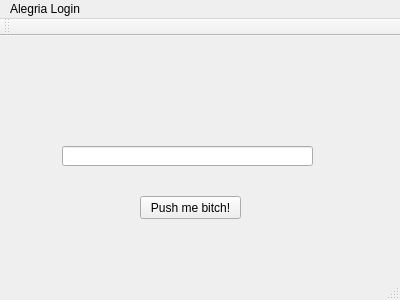
Above: penyamanager/loginwindow.ui from eguzki/penyamanager before the change. Below: the same form after it.
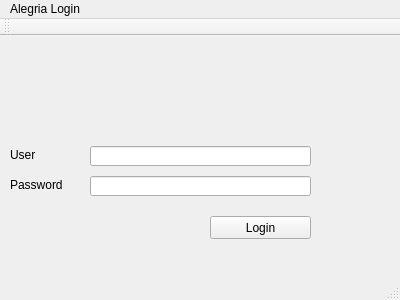
That is the form after the change.

Commit message: switch between main and login window

What changed in the file:
```diff
--- a/penyamanager/loginwindow.ui
+++ b/penyamanager/loginwindow.ui
@@ -17,9 +17,9 @@
    <widget class="QLineEdit" name="lineEdit">
     <property name="geometry">
      <rect>
-      <x>62</x>
+      <x>90</x>
       <y>110</y>
-      <width>251</width>
+      <width>221</width>
       <height>20</height>
      </rect>
     </property>
@@ -27,14 +27,50 @@
    <widget class="QPushButton" name="pushButton">
     <property name="geometry">
      <rect>
-      <x>140</x>
-      <y>160</y>
+      <x>210</x>
+      <y>180</y>
       <width>101</width>
       <height>23</height>
      </rect>
     </property>
     <property name="text">
-     <string>Push me bitch!</string>
+     <string>Login</string>
+    </property>
+   </widget>
+   <widget class="QLabel" name="label">
+    <property name="geometry">
+     <rect>
+      <x>10</x>
+      <y>110</y>
+      <width>67</width>
+      <height>17</height>
+     </rect>
+    </property>
+    <property name="text">
+     <string>User</string>
+    </property>
+   </widget>
+   <widget class="QLabel" name="label_2">
+    <property name="geometry">
+     <rect>
+      <x>10</x>
+      <y>140</y>
+      <width>67</width>
+      <height>17</height>
+     </rect>
+    </property>
+    <property name="text">
+     <string>Password</string>
+    </property>
+   </widget>
+   <widget class="QLineEdit" name="lineEdit_2">
+    <property name="geometry">
+     <rect>
+      <x>90</x>
+      <y>140</y>
+      <width>221</width>
+      <height>20</height>
+     </rect>
     </property>
    </widget>
   </widget>
```
Left out of the diff: 2 changed lines with no effect on the pictures. The commit also changes 6 other files.
